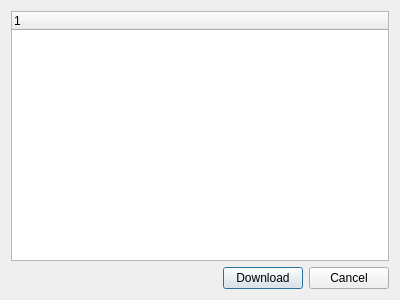
Qt form src/ui/dialog/moduledownloaddialog.ui (metaxy/openBibleViewer) before a commit.
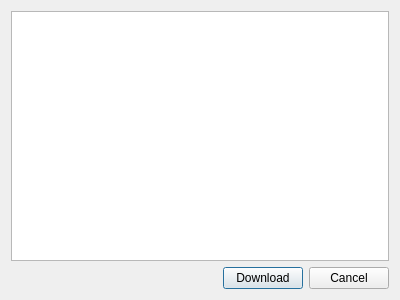
The same form after that commit. Icons and pictures are not drawn.

Patch:
```diff
--- a/src/ui/dialog/moduledownloaddialog.ui
+++ b/src/ui/dialog/moduledownloaddialog.ui
@@ -24,6 +24,9 @@
        <property name="selectionBehavior">
         <enum>QAbstractItemView::SelectItems</enum>
        </property>
+       <attribute name="headerVisible">
+        <bool>false</bool>
+       </attribute>
        <column>
         <property name="text">
          <string notr="true">1</string>
```
Left out of the diff: 6 changed lines with no effect on the pictures.
